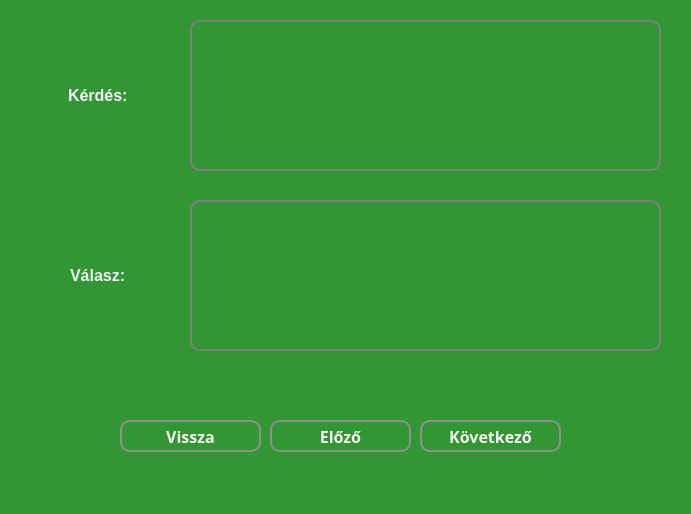
First picture: the form in src/main/resources/ui/green/greenSolutionScreen.ui, repository pkristof1999/Szakdolgozat, before the edit.
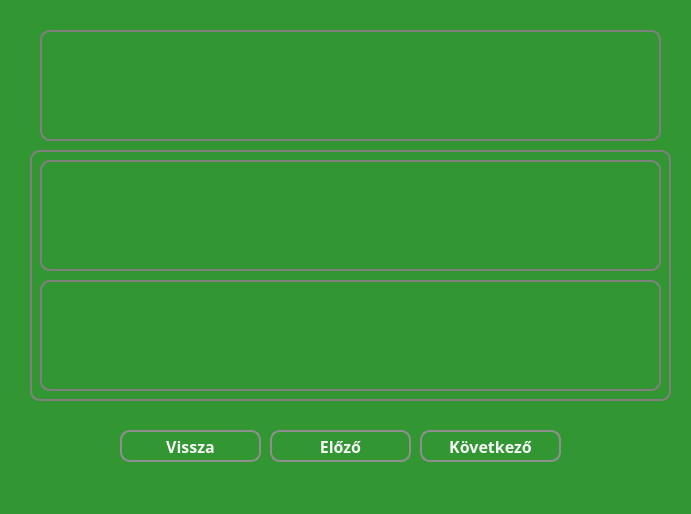
Second picture: the form after the edit.

The edit to the form file:
```diff
--- a/src/main/resources/ui/green/greenSolutionScreen.ui
+++ b/src/main/resources/ui/green/greenSolutionScreen.ui
@@ -41,7 +41,7 @@
      <property name="geometry">
       <rect>
        <x>420</x>
-       <y>420</y>
+       <y>430</y>
        <width>141</width>
        <height>32</height>
       </rect>
@@ -76,10 +76,10 @@
      </property>
      <property name="geometry">
       <rect>
-       <x>190</x>
-       <y>20</y>
-       <width>471</width>
-       <height>151</height>
+       <x>40</x>
+       <y>30</y>
+       <width>621</width>
+       <height>111</height>
       </rect>
      </property>
      <property name="font">
@@ -120,7 +120,7 @@
      <property name="geometry">
       <rect>
        <x>120</x>
-       <y>420</y>
+       <y>430</y>
        <width>141</width>
        <height>32</height>
       </rect>
@@ -153,7 +153,7 @@
      <property name="geometry">
       <rect>
        <x>270</x>
-       <y>420</y>
+       <y>430</y>
        <width>141</width>
        <height>32</height>
       </rect>
@@ -182,40 +182,96 @@
       <string>Előző</string>
      </property>
     </widget>
-    <widget class="QLabel" name="questionLabel">
+    <widget class="QLabel" name="answerBox">
+     <property name="enabled">
+      <bool>true</bool>
+     </property>
      <property name="geometry">
       <rect>
-       <x>68</x>
-       <y>60</y>
-       <width>101</width>
-       <height>71</height>
+       <x>30</x>
+       <y>150</y>
+       <width>641</width>
+       <height>251</height>
       </rect>
      </property>
+     <property name="font">
+      <font>
+       <family>Corbel</family>
+       <pointsize>12</pointsize>
+       <bold>true</bold>
+      </font>
+     </property>
+     <property name="layoutDirection">
+      <enum>Qt::LeftToRight</enum>
+     </property>
      <property name="styleSheet">
       <string notr="true">* {
-	color: whitesmoke;
+	border: 2px solid grey;
+	border-radius: 10px;
+	font-size: 12pt;
+	color: grey;
 }</string>
      </property>
+     <property name="frameShape">
+      <enum>QFrame::NoFrame</enum>
+     </property>
      <property name="text">
-      <string>Kérdés:</string>
+      <string/>
+     </property>
+     <property name="textFormat">
+      <enum>Qt::PlainText</enum>
+     </property>
+     <property name="scaledContents">
+      <bool>true</bool>
+     </property>
+     <property name="alignment">
+      <set>Qt::AlignCenter</set>
      </property>
     </widget>
-    <widget class="QLabel" name="answerLabel">
+    <widget class="QLabel" name="userAnswerField">
+     <property name="enabled">
+      <bool>true</bool>
+     </property>
      <property name="geometry">
       <rect>
-       <x>70</x>
-       <y>240</y>
-       <width>101</width>
-       <height>71</height>
+       <x>40</x>
+       <y>280</y>
+       <width>621</width>
+       <height>111</height>
       </rect>
      </property>
+     <property name="font">
+      <font>
+       <family>Corbel</family>
+       <pointsize>12</pointsize>
+       <bold>true</bold>
+      </font>
+     </property>
+     <property name="layoutDirection">
+      <enum>Qt::LeftToRight</enum>
+     </property>
      <property name="styleSheet">
       <string notr="true">* {
+	border: 2px solid grey;
+	border-radius: 10px;
+	font-size: 12pt;
 	color: whitesmoke;
 }</string>
      </property>
+     <property name="frameShape">
+      <enum>QFrame::NoFrame</enum>
+     </property>
      <property name="text">
-      <string>Válasz:</string>
+      <string/>
+     </property>
+     <property name="textFormat">
+      <enum>Qt::PlainText</enum>
+     </property>
+     <property name="scaledContents">
+      <bool>true</bool>
+     </property>
+     <property name="alignment">
+      <set>Qt::AlignCenter</set>
      </property>
     </widget>
     <widget class="QLabel" name="answerField">
@@ -224,10 +280,10 @@
      </property>
      <property name="geometry">
       <rect>
-       <x>190</x>
-       <y>200</y>
-       <width>471</width>
-       <height>151</height>
+       <x>40</x>
+       <y>160</y>
+       <width>621</width>
+       <height>111</height>
       </rect>
      </property>
      <property name="font">
```
